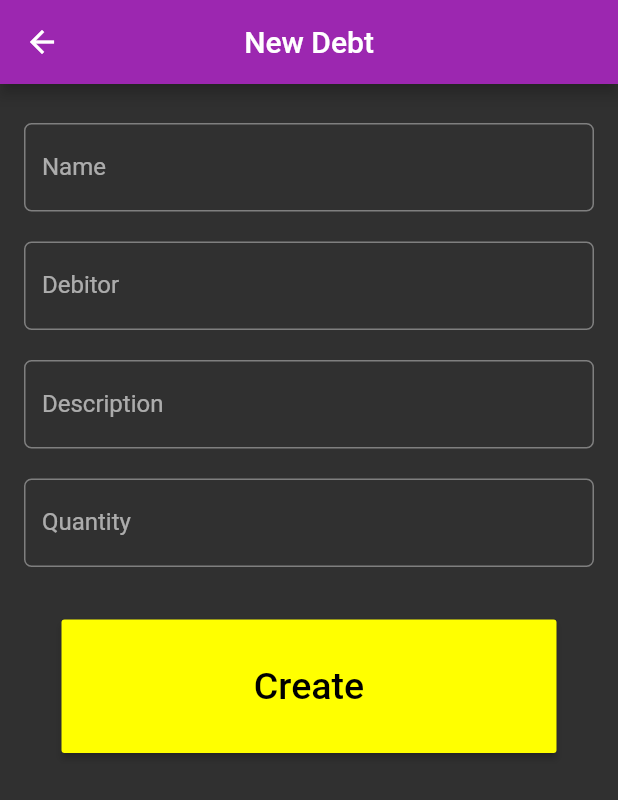
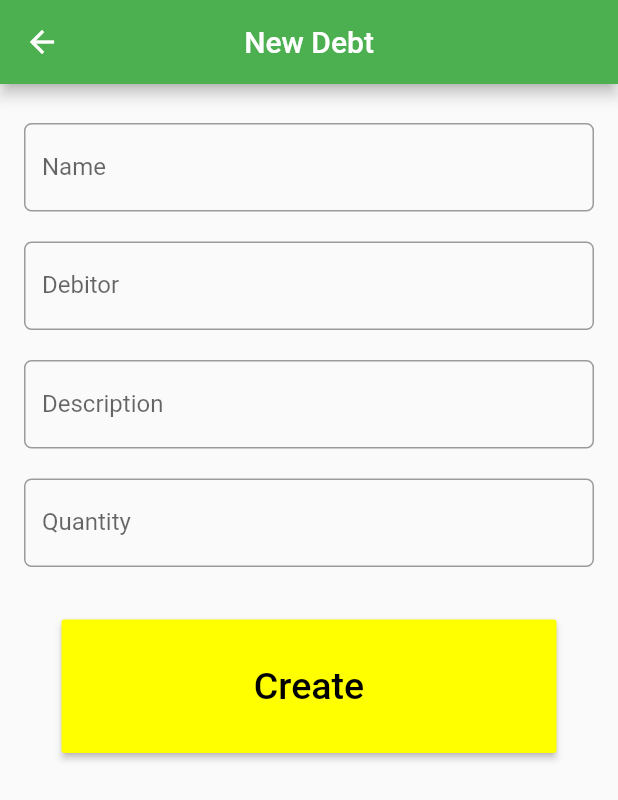
Before and after one commit to NauzetAduen/simple-debt-manager, a Flutter app: the NewDebt screen opened directly, on a phone screen of 412 x 824 dp. Shown: the top 800 px of the screen. Run offline on Flutter 3.47's test engine with Material 2 defaults, Android fonts, the phone set to English and light mode, and no system bars; our stand-ins replace sqflite; accounts and stored records are empty.

Commit message:
Small change of theme

```diff
--- a/lib/styles/styles.dart
+++ b/lib/styles/styles.dart
@@ -12,9 +12,9 @@ class Styles{
 
 
    static final defaultThemeData = ThemeData(
-        primaryColor: Colors.purple,
+        primaryColor: Colors.green,
         accentColor: Colors.yellowAccent,
-        brightness: Brightness.dark
+        brightness: Brightness.light
         //primaryColorBrightness: Brightness.dark,
       );
 }
```
